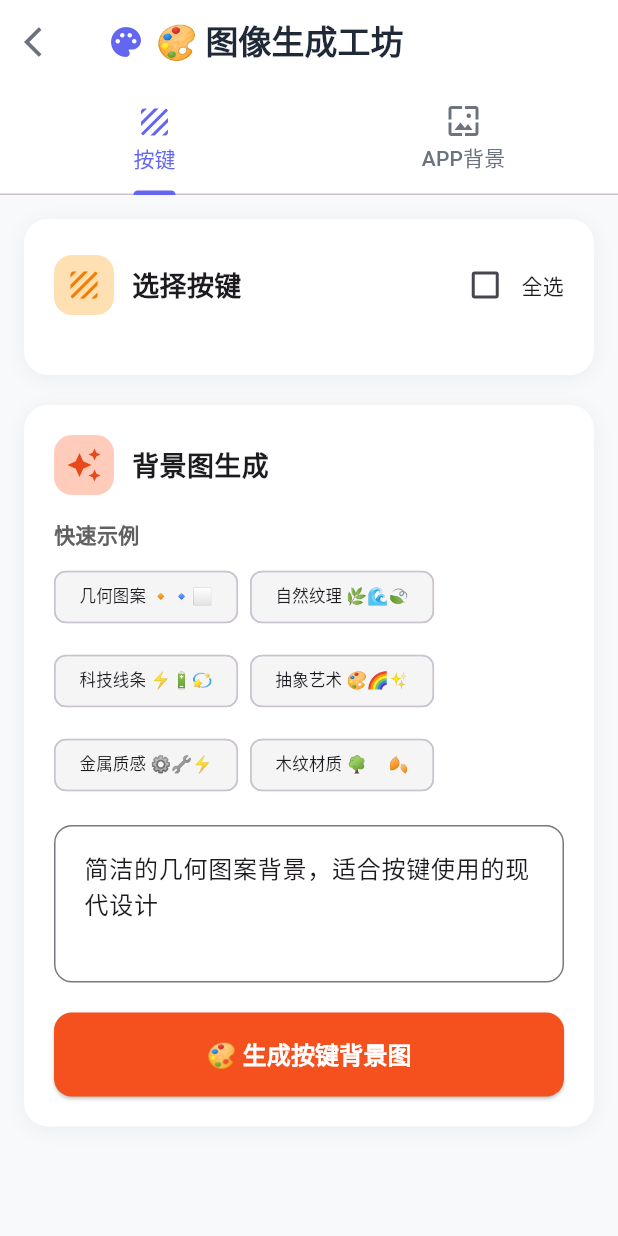
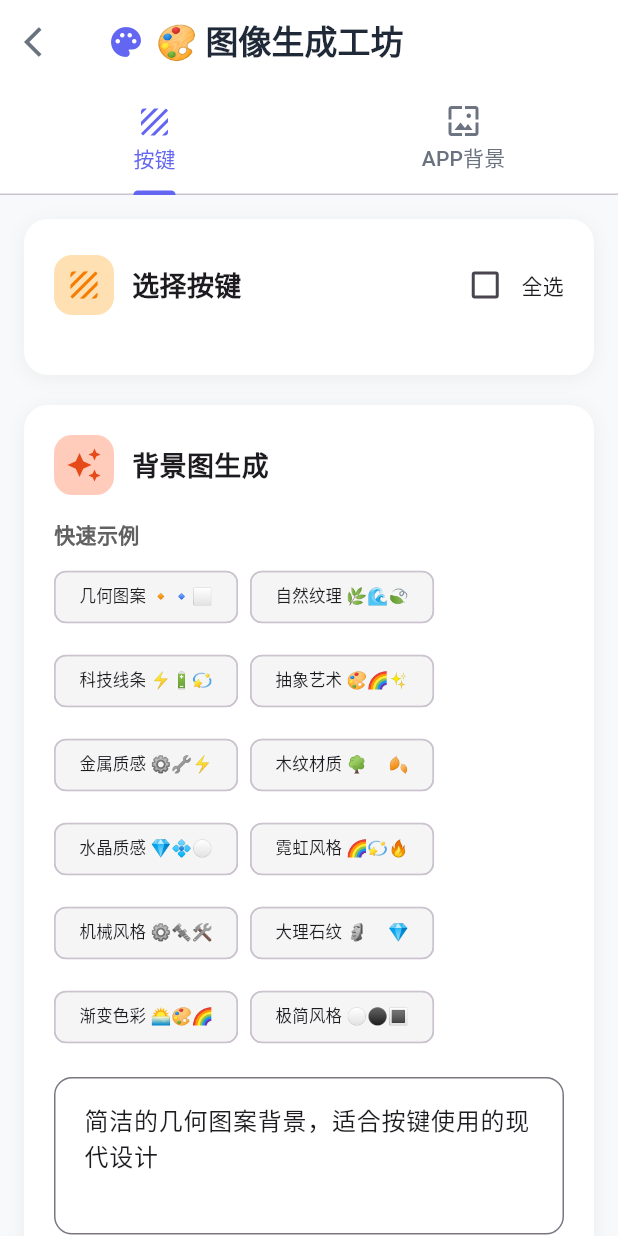
Before and after one commit to visionwise-nick/Queee-Calculator, a Flutter app: the ImageGenerationScreen screen opened directly with empty values, after a tap on "几何图案 🔸🔹⬜", on a phone screen of 412 x 824 dp. Run offline on Flutter 3.47's test engine with Material 3 defaults, Android fonts, the phone set to English and light mode, and no system bars; our stand-ins replace math_expressions, shared_preferences; accounts and stored records are empty; network calls fail; Roboto replaces fonts that are missing (SF Pro Display).

Commit message:
🎨【版本00083示例升级+显示优化】全面提升用户体验：1）AI设计师示例大幅扩展：新增金融计算、科学计算、实用工具三大类别共12个具体案例，添加详细使用技巧说明，包括房贷计算、复利投资、货币转换、BMI计算、单位转换等实用功能示例；2）图像生成工坊快速示例从6个增至12个：新增水晶质感、霓虹风格、机械风格、大理石纹、渐变色彩、极简风格等现代设计选项；3）APP背景生成新增10个精选快速示例：深蓝渐变、科技感、夜空星辰、温暖橙色、森林绿、紫色梦幻、金属质感、极简黑色、粉色温馨等多样风格；4）多参数显示界面全面性能优化：减少重复计算，预计算颜色值避免重复解析，精简组件嵌套层级，使用固定宽度布局提高渲染效率，只显示必要参数减少内存占用，优化滚动性能；5）界面布局优化：减小字体大小和间距，使用更紧凑的布局设计，提高空间利用率，改善小屏幕设备显示效果；macOS应用编译成功，界面更美观实用，操作更流畅高效。

```diff
--- a/lib/screens/ai_customize_screen.dart
+++ b/lib/screens/ai_customize_screen.dart
@@ -76,7 +76,8 @@ class _AICustomizeScreenState extends State<AICustomizeScreen>
   Future<void> _addWelcomeMessages() async {
     final welcomeMessages = [
       '👋 你好！我是你的专属计算器功能设计师',
-              '✨ 我是专业计算器功能设计大师！我专注于为你设计和扩展计算器的功能逻辑！\n\n🚀 我专门负责：\n• 功能扩展（科学计算、金融工具、单位转换）\n• 智能计算（方程求解、数据分析、统计计算）\n• 实用工具（汇率换算、折扣计算、贷款计算）\n• 按键功能定义（添加新计算按钮和功能）\n\n⚠️ 注意：我只负责功能设计，不处理外观样式（背景图、颜色、字体等）。如需修改外观，请使用"图像生成工坊"！\n\n💡 点击灯泡查看功能案例，或者描述你需要的计算功能！',
+      '✨ 我是专业计算器功能设计大师！我专注于为你设计和扩展计算器的功能逻辑！\n\n🚀 我专门负责：\n• 功能扩展（科学计算、金融工具、单位转换）\n• 智能计算（方程求解、数据分析、统计计算）\n• 实用工具（汇率换算、折扣计算、贷款计算）\n• 按键功能定义（添加新计算按钮和功能）\n\n⚠️ 注意：我只负责功能设计，不处理外观样式（背景图、颜色、字体等）。如需修改外观，请使用"图像生成工坊"！',
+      '💡 **快速上手案例**：\n\n🏦 **金融计算**：\n"利率3.5%，贷款30年，输入贷款金额，输出每月房贷"\n"4%年利率复利计算，投资期10年"\n"美元兑人民币汇率7.2，做货币转换"\n\n🔬 **科学计算**：\n"添加幂运算、对数、三角函数"\n"添加统计功能：平均数、标准差、方差"\n"添加组合排列计算"\n\n💼 **实用工具**：\n"打9折、8.5折、7折的折扣计算器"\n"BMI计算器，输入身高体重计算健康指数"\n"单位转换：厘米转英寸、公斤转磅"\n\n🎯 **使用技巧**：\n• 描述具体需求，我会自动生成对应按键\n• 说明参数范围，如"利率3.5%"会预设参数\n• 提及使用场景，我会优化操作流程',
     ];
 
     for (int i = 0; i < welcomeMessages.length; i++) {
--- a/lib/screens/image_generation_screen.dart
+++ b/lib/screens/image_generation_screen.dart
@@ -313,6 +313,52 @@ class _ImageGenerationScreenState extends State<ImageGenerationScreen>
                   ),
                 ),
               ],
+            ),
+            const SizedBox(height: 16),
+
+            // 快速示例
+            Text(
+              '快速示例',
+              style: TextStyle(
+                fontWeight: FontWeight.w600,
+                color: Colors.grey.shade700,
+              ),
+            ),
+            const SizedBox(height: 8),
+            Wrap(
+              spacing: 8,
+              runSpacing: 8,
+              children: [
+                '深蓝渐变 🌊💙',
+                '科技感 ⚡🔋',
+                '简约白色 ⚪🤍',
+                '夜空星辰 🌌⭐',
+                '温暖橙色 🍊🔥',
+                '森林绿 🌿🍃',
+                '紫色梦幻 💜🌈',
+                '金属质感 ⚙️✨',
+                '极简黑色 ⚫🖤',
+                '粉色温馨 🌸💕',
+              ].map((example) =>
+                ActionChip(
+                  label: Text(example, style: const TextStyle(fontSize: 11)),
+                  onPressed: () {
+                    String prompt = '';
+                    if (example.contains('深蓝渐变')) prompt = '深蓝色渐变背景，从深蓝到浅蓝的平滑过渡，现代简约风格';
+                    else if (example.contains('科技感')) prompt = '科技感背景，深色底配蓝色线条，未来主义设计风格';
+                    else if (example.contains('简约白色')) prompt = '简约白色背景，纯净素雅，带有微妙纹理';
+                    else if (example.contains('夜空星辰')) prompt = '夜空背景，深蓝色底配闪烁星点，浪漫神秘风格';
+                    else if (example.contains('温暖橙色')) prompt = '温暖的橙色渐变背景，充满活力的暖色调';
+                    else if (example.contains('森林绿')) prompt = '清新的绿色背景，自然森林风格，宁静舒适';
+                    else if (example.contains('紫色梦幻')) prompt = '紫色梦幻背景，神秘优雅的紫色渐变效果';
+                    else if (example.contains('金属质感')) prompt = '金属质感背景，银灰色金属纹理，工业现代风格';
+                    else if (example.contains('极简黑色')) prompt = '极简黑色背景，纯黑或深灰，现代高端风格';
+                    else if (example.contains('粉色温馨')) prompt = '温馨粉色背景，柔和的粉色调，甜美可爱风格';
+                    _appBgPromptController.text = prompt;
+                  },
+                  backgroundColor: Colors.grey.shade100,
+                ),
+              ).toList(),
             ),
             const SizedBox(height: 16),
 
@@ -712,6 +758,12 @@ class _ImageGenerationScreenState extends State<ImageGenerationScreen>
                 '抽象艺术 🎨🌈✨',
                 '金属质感 ⚙️🔧⚡',
                 '木纹材质 🌳🪵🍂',
+                '水晶质感 💎💠⚪',
+                '霓虹风格 🌈💫🔥',
+                '机械风格 ⚙️🔩🛠️',
+                '大理石纹 🗿🪨💎',
+                '渐变色彩 🌅🎨🌈',
+                '极简风格 ⚪⚫🔳',
               ].map((example) =>
                 ActionChip(
                   label: Text(example, style: const TextStyle(fontSize: 11)),
@@ -723,6 +775,12 @@ class _ImageGenerationScreenState extends State<ImageGenerationScreen>
                     else if (example.contains('抽象艺术')) prompt = '抽象艺术图案，色彩丰富的创意设计';
                     else if (example.contains('金属质感')) prompt = '金属质感纹理，工业风格的按键背景';
                     else if (example.contains('木纹材质')) prompt = '真实木纹纹理，自然温暖的木质感';
+                    else if (example.contains('水晶质感')) prompt = '透明水晶质感，带有光泽和折射效果的现代设计';
+                    else if (example.contains('霓虹风格')) prompt = '霓虹灯风格，充满活力的发光效果，适合动感按键';
+                    else if (example.contains('机械风格')) prompt = '机械工业风格，齿轮和螺丝纹理，精密感设计';
+                    else if (example.contains('大理石纹')) prompt = '优雅的大理石纹理，自然石材质感，高档奢华风格';
+                    else if (example.contains('渐变色彩')) prompt = '平滑的渐变色彩，现代时尚的色彩过渡效果';
+                    else if (example.contains('极简风格')) prompt = '极简主义设计，纯净的色彩和线条，现代简约风格';
                     _buttonPatternPromptController.text = prompt;
                   },
                   backgroundColor: Colors.grey.shade100,
```
Also changed, not shown: lib/widgets/calculator_display.dart (+132 -121 lines).
